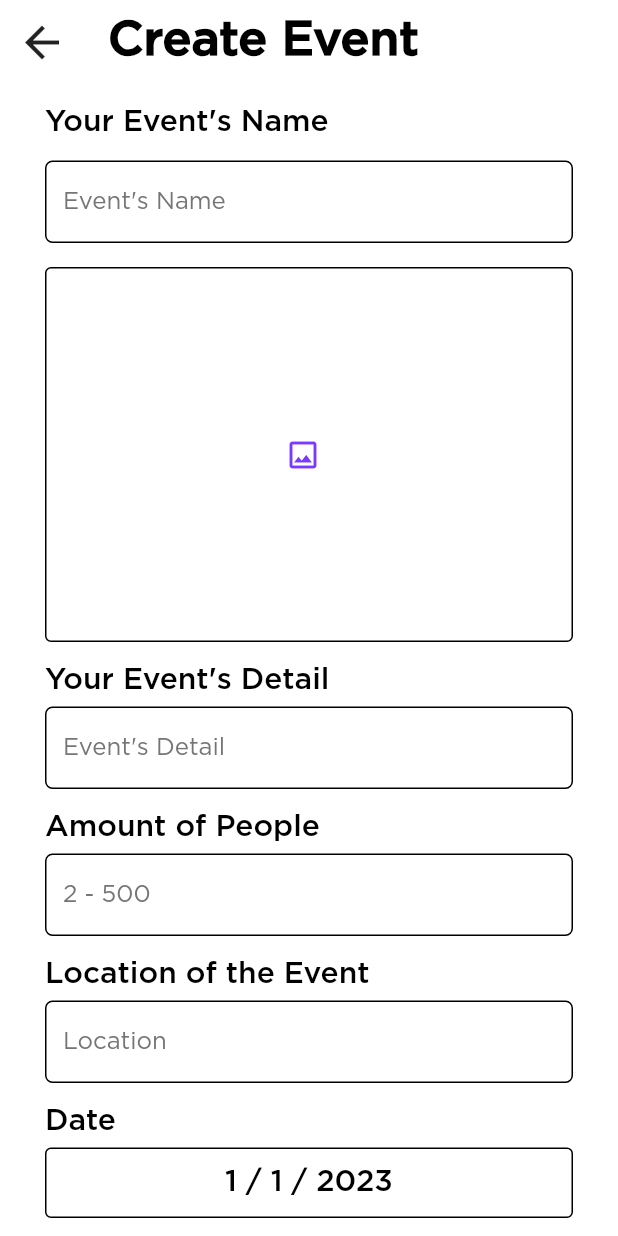
After one commit to khush2003/wismod, a Flutter app: the HomeView screen opened by its route, after a tap on "Create Event", on a phone screen of 412 x 824 dp. The commit adds this screen. Run offline on Flutter 3.47's test engine with Material 2 defaults, Android fonts, the phone set to English and light mode, and no system bars; our stand-ins replace firebase_core, get, image_picker; accounts and stored records are empty; network calls fail.

Commit message:
Adding Create Event Button
+ Adding Create Event Button in Home
+ Create Event Page
   + Date Picker is useable and be selected
+ Adding Routes into Home and CreateEvent Pages

```diff
--- a/lib/main.dart
+++ b/lib/main.dart
@@ -21,7 +21,8 @@ class Application extends StatelessWidget {
       title: 'WisMod',
       theme: AppThemeData.themedata,
       //TODO: Implement Function to route user to login screen if it is not his first time on the app.
-      initialRoute: Routes.onboarding, // Goes to Onboarding Page Initially (We will be using named routes, routes stored in routes.dart)
+      initialRoute: Routes
+          .onboarding, // Goes to Onboarding Page Initially (We will be using named routes, routes stored in routes.dart)
       getPages: getPages,
     );
   }
--- a/lib/modules/auth/views/log_in_view.dart
+++ b/lib/modules/auth/views/log_in_view.dart
@@ -3,6 +3,7 @@ import 'package:get/get.dart';
 import 'package:wismod/modules/auth/controllers/log_in_controller.dart';
 import 'package:wismod/theme/global_widgets.dart';
 import 'package:wismod/utils/app_utils.dart';
+import '../../../routes/routes.dart';
 
 class LogInView extends StatelessWidget {
   LogInView({super.key});
@@ -57,7 +58,7 @@ class LogInView extends StatelessWidget {
                 addVerticalSpace(20),
                 Center(
                   child: PrimaryButtonMedium(
-                    onPressed: () {},
+                    onPressed: () => Get.toNamed(Routes.home),
                     size: const Size(170, 40),
                     child: const Text("Login"),
                   ),
@@ -67,7 +68,7 @@ class LogInView extends StatelessWidget {
                     child: OutlineButtonMedium(
                   size: const Size(170, 40),
                   child: const Text("Register"),
-                  onPressed: () {},
+                  onPressed: () => Get.toNamed(Routes.signup),
                 ))
               ],
             ))));
--- a/lib/modules/auth/views/signup_view.dart
+++ b/lib/modules/auth/views/signup_view.dart
@@ -218,7 +218,7 @@ class SignUpView extends StatelessWidget {
               SizedBox(height: 16),
               OutlineButtonMedium(
                 onPressed: () => Get.toNamed(Routes.login),
-                child: const Text('Lof In'),
+                child: const Text('Log In'),
               ),
             ],
           ),
--- /dev/null
+++ b/lib/modules/home/views/create_event.dart
@@ -0,0 +1,245 @@
+import 'dart:io';
+
+import 'package:flutter/foundation.dart';
+import 'package:flutter/material.dart';
+import 'package:get/get.dart';
+import 'package:wismod/utils/app_utils.dart';
+import 'package:image_picker/image_picker.dart';
+
+import '../../../routes/routes.dart';
+import '../../../theme/global_widgets.dart';
+
+class CreateEventView extends StatefulWidget {
+  const CreateEventView({super.key});
+
+  @override
+  State<CreateEventView> createState() => _CreateEventView();
+}
+
+class _CreateEventView extends State<CreateEventView> {
+  final TextEditingController eventNameController = TextEditingController();
+  final TextEditingController eventDetailController = TextEditingController();
+  final TextEditingController eventAmountOfNumberController =
+      TextEditingController();
+  final TextEditingController eventLocationController = TextEditingController();
+  final TextEditingController eventTagsController = TextEditingController();
+
+  DateTime dateTime = DateTime(2023, 1, 1);
+
+  bool autoJoin = true;
+
+  @override
+  Widget build(BuildContext context) {
+    return Scaffold(
+        appBar: AppBar(
+            title: Text("Create Event",
+                style: Theme.of(context).textTheme.titleMedium)),
+        body: SingleChildScrollView(
+            child: Padding(
+                padding: const EdgeInsets.all(16.0),
+                child: Column(
+                    crossAxisAlignment: CrossAxisAlignment.start,
+                    children: [
+                      //SizedBox(height: 16),
+                      Padding(
+                        padding:
+                            const EdgeInsets.fromLTRB(14.0, 0.0, 14.0, 16.0),
+                        child: Text(
+                          'Your Event\u0027s Name',
+                          style: Theme.of(context).textTheme.displayLarge,
+                        ),
+                      ),
+                      Padding(
+                        padding:
+                            const EdgeInsets.fromLTRB(14.0, 0.0, 14.0, 16.0),
+                        child: TextFormFeildThemed(
+                            hintText: "Event's Name",
+                            controller: eventNameController),
+                      ),
+                      // Image Picker (WIP)
+                      Padding(
+                          padding:
+                              const EdgeInsets.fromLTRB(14.0, 0.0, 14.0, 16.0),
+                          child: SizedBox(
+                              width: double.infinity,
+                              // Button Height Change Here
+                              height: 250,
+                              child: OutlinedButton.icon(
+                                  icon: const Icon(Icons.image_outlined),
+                                  onPressed: () {},
+                                  label: const Text(''),
+                                  style: ElevatedButton.styleFrom(
+                                    side: const BorderSide(
+                                      color: Colors.black, //Set border color
+                                      width: 1, //Set border width
+                                    ),
+                                  )))),
+                      //SizedBox(height: 16),
+                      Padding(
+                        padding:
+                            const EdgeInsets.fromLTRB(14.0, 0.0, 14.0, 8.0),
+                        child: Text(
+                          'Your Event\u0027s Detail',
+                          style: Theme.of(context).textTheme.displayLarge,
+                        ),
+                      ),
+                      // Change BoxSize (WIP) later
+                      Padding(
+                        padding:
+                            const EdgeInsets.fromLTRB(14.0, 0.0, 14.0, 16.0),
+                        child: TextFormFeildThemed(
+                          hintText: "Event's Detail",
+                          controller: eventDetailController,
+                        ),
+                      ),
+                      Padding(
+                        padding:
+                            const EdgeInsets.fromLTRB(14.0, 0.0, 14.0, 8.0),
+                        child: Text(
+                          'Amount of People',
+                          style: Theme.of(context).textTheme.displayLarge,
+                        ),
+                      ),
+                      Padding(
+                        padding:
+                            const EdgeInsets.fromLTRB(14.0, 0.0, 14.0, 16.0),
+                        child: TextFormFeildThemed(
+                          hintText: "2 - 500",
+                          controller: eventAmountOfNumberController,
+                        ),
+                      ),
+                      Padding(
+                        padding:
+                            const EdgeInsets.fromLTRB(14.0, 0.0, 14.0, 8.0),
+                        child: Text(
+                          'Location of the Event',
+                          style: Theme.of(context).textTheme.displayLarge,
+                        ),
+                      ),
+                      Padding(
+                        padding:
+                            const EdgeInsets.fromLTRB(14.0, 0.0, 14.0, 16.0),
+                        child: TextFormFeildThemed(
+                          hintText: "Location",
+                          controller: eventLocationController,
+                        ),
+                      ),
+                      Padding(
+                        padding:
+                            const EdgeInsets.fromLTRB(14.0, 0.0, 14.0, 8.0),
+                        child: Text(
+                          'Date',
+                          style: Theme.of(context).textTheme.displayLarge,
+                        ),
+                      ),
+                      Padding(
+                          padding:
+                              const EdgeInsets.fromLTRB(14.0, 0.0, 14.0, 16.0),
+                          child: SizedBox(
+                              width: double.infinity,
+                              // Button Height Change Here
+                              height: 47,
+                              child: OutlinedButton(
+                                  onPressed: () async {
+                                    final date = await pickDate();
+                                    if (date == null) return;
+
+                                    setState(() => dateTime = date);
+                                  },
+                                  style: ElevatedButton.styleFrom(
+                                    side: const BorderSide(
+                                      color: Colors.black, //Set border color
+                                      width: 1, //Set border width
+                                    ),
+                                  ),
+                                  child: Text(
+                                    '${dateTime.day} / ${dateTime.month} / ${dateTime.year}',
+                                    style: Theme.of(context)
+                                        .textTheme
+                                        .displayLarge,
+                                  )))),
+                      // Category (WIP) later
+                      Padding(
+                        padding:
+                            const EdgeInsets.fromLTRB(14.0, 0.0, 14.0, 16.0),
+                        child: SizedBox(
+                            width: double.infinity,
+                            height: 47,
+                            child: OutlinedButton(
+                                onPressed: () {},
+                                style: ElevatedButton.styleFrom(
+                                  side: const BorderSide(
+                                    color: Colors.black, //Set border color
+                                    width: 1, //Set border width
+                                  ),
+                                ),
+                                child: const Text(
+                                  'Category',
+                                ))),
+                      ),
+                      // Tags (WIP) later
+                      Padding(
+                        padding:
+                            const EdgeInsets.fromLTRB(14.0, 0.0, 14.0, 8.0),
+                        child: Text(
+                          'Tags',
+                          style: Theme.of(context).textTheme.displayLarge,
+                        ),
+                      ),
+                      Padding(
+                        padding:
+                            const EdgeInsets.fromLTRB(14.0, 0.0, 14.0, 16.0),
+                        child: TextFormFeildThemed(
+                          hintText: "Add a Tags",
+                          controller: eventTagsController,
+                        ),
+                      ),
+                      // AutoJoin Switch (WIP)later
+                      // Custom Switch?
+                      Padding(
+                        padding:
+                            const EdgeInsets.fromLTRB(14.0, 0.0, 14.0, 8.0),
+                        child: Row(
+                          crossAxisAlignment: CrossAxisAlignment.center,
+                          children: [
+                            buildSwitch(),
+                            Text(
+                              'Allow Automatic Join',
+                              style: Theme.of(context).textTheme.displayLarge,
+                            )
+                          ],
+                        ),
+                      ),
+                      // Create Event Button (Algo) later
+                      // Button Style later
+                      Padding(
+                          padding:
+                              const EdgeInsets.fromLTRB(14.0, 0.0, 14.0, 20.0),
+                          child: SizedBox(
+                            width: double.infinity,
+                            height: 47,
+                            child: PrimaryButtonMedium(
+                              onPressed: () => Get.toNamed(Routes.home),
+                              /*style: ElevatedButton.styleFrom(
+                                  side: const BorderSide(
+                                color: Colors.black, //Set border color
+                                width: 1, //Set border width
+                              )),*/
+                              child: const Text('Create Event'),
+                            ),
+                          ))
+                    ]))));
+  }
+
+  Widget buildSwitch() => Switch.adaptive(
+        value: autoJoin,
+        onChanged: (autoJoin) => setState(() => this.autoJoin = autoJoin),
+      );
+
+  Future<DateTime?> pickDate() => showDatePicker(
+        context: context,
+        initialDate: dateTime,
+        firstDate: DateTime(2023),
+        lastDate: DateTime(2099),
+      );
+}
--- a/lib/modules/home/views/home.dart
+++ b/lib/modules/home/views/home.dart
@@ -1,4 +1,9 @@
 import 'package:flutter/material.dart';
+import 'package:get/get.dart';
+import 'package:wismod/utils/app_utils.dart';
+
+import '../../../routes/routes.dart';
+import '../../../theme/global_widgets.dart';
 
 class HomeView extends StatelessWidget {
   const HomeView({super.key});
@@ -6,9 +11,22 @@ class HomeView extends StatelessWidget {
   @override
   Widget build(BuildContext context) {
     return Scaffold(
-      appBar: AppBar(
-        title: const Text("Home Page"),
-      ),
-    );
+        appBar: AppBar(title: const Text("Home")),
+        body: Padding(
+            padding: const EdgeInsets.all(sideWidth),
+            child:
+                Column(crossAxisAlignment: CrossAxisAlignment.start, children: [
+              // Search Bar (WIP) later
+              const TextField(
+                decoration: InputDecoration(
+                    labelText: "Search", border: OutlineInputBorder()),
+              ),
+              addVerticalSpace(20),
+              PrimaryButtonMedium(
+                onPressed: () => Get.toNamed(Routes.createEvent),
+                size: const Size(170, 40),
+                child: const Text("Create Event"),
+              ),
+            ])));
   }
 }
--- a/lib/routes/routes.dart
+++ b/lib/routes/routes.dart
@@ -4,6 +4,8 @@ import 'package:wismod/modules/auth/views/signup_view.dart';
 import 'package:wismod/modules/auth/views/verify_email_view.dart';
 import 'package:wismod/modules/home/views/all_pages_nav.dart';
 import '../modules/home/views/onboarding.dart';
+import '../modules/home/views/home.dart';
+import '../modules/home/views/create_event.dart';
 
 abstract class Routes {
   static const String allPagesNav =
@@ -12,6 +14,8 @@ abstract class Routes {
   static const String login = '/login';
   static const String signup = '/signup';
   static const String verifyemail = '/verifyemail';
+  static const String home = '/home';
+  static const String createEvent = '/createEvent';
   // Add page string (route) here
 }
 
@@ -21,5 +25,7 @@ final getPages = [
   GetPage(name: Routes.login, page: () => LogInView()),
   GetPage(name: Routes.signup, page: () => SignUpView()),
   GetPage(name: Routes.verifyemail, page: () => const VerifyEmailView()),
+  GetPage(name: Routes.home, page: () => const HomeView()),
+  GetPage(name: Routes.createEvent, page: () => const CreateEventView()),
   // Initialize route here
 ];
--- a/pubspec.yaml
+++ b/pubspec.yaml
@@ -31,7 +31,6 @@ dependencies:
   flutter:
     sdk: flutter
 
-
   # The following adds the Cupertino Icons font to your application.
   # Use with the CupertinoIcons class for iOS style icons.
   cupertino_icons: ^1.0.2
@@ -40,6 +39,7 @@ dependencies:
   firebase_auth: ^4.4.2
   cloud_firestore: ^4.5.2
   firebase_ui_auth: ^1.2.2
+  image_picker: ^0.8.7+4
 
 dev_dependencies:
   flutter_test:
```
Also changed, not shown: pubspec.lock, 1 other file.
